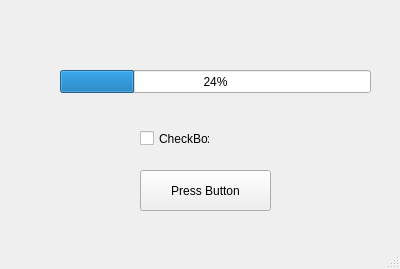
Before: the Qt Designer form forms/MainWindow.ui in nixonsd/qt-compression, drawn with Qt 5.
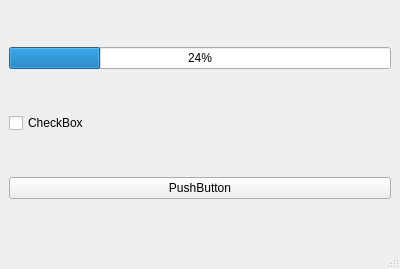
After: the same form once the commit is applied.

```diff
--- a/forms/MainWindow.ui
+++ b/forms/MainWindow.ui
@@ -14,7 +14,7 @@
    </rect>
   </property>
   <property name="sizePolicy">
-   <sizepolicy hsizetype="Ignored" vsizetype="Ignored">
+   <sizepolicy hsizetype="Minimum" vsizetype="Minimum">
     <horstretch>0</horstretch>
     <verstretch>0</verstretch>
    </sizepolicy>
@@ -40,61 +40,51 @@
   <property name="windowTitle">
    <string>CD</string>
   </property>
+  <property name="layoutDirection">
+   <enum>Qt::LeftToRight</enum>
+  </property>
   <property name="autoFillBackground">
    <bool>false</bool>
   </property>
   <widget class="QWidget" name="centralwidget">
-   <widget class="QPushButton" name="pushButton">
-    <property name="geometry">
-     <rect>
-      <x>140</x>
-      <y>170</y>
-      <width>131</width>
-      <height>41</height>
-     </rect>
-    </property>
-    <property name="tabletTracking">
-     <bool>false</bool>
-    </property>
-    <property name="text">
-     <string>Press Button</string>
-    </property>
-   </widget>
-   <widget class="QCheckBox" name="checkBox">
-    <property name="geometry">
-     <rect>
-      <x>140</x>
-      <y>130</y>
-      <width>70</width>
-      <height>17</height>
-     </rect>
-    </property>
-    <property name="tabletTracking">
-     <bool>false</bool>
-    </property>
-    <property name="text">
-     <string>CheckBox</string>
-    </property>
-   </widget>
-   <widget class="QProgressBar" name="progressBar">
-    <property name="geometry">
-     <rect>
-      <x>60</x>
-      <y>70</y>
-      <width>311</width>
-      <height>23</height>
-     </rect>
-    </property>
-    <property name="tabletTracking">
-     <bool>false</bool>
-    </property>
-    <property name="value">
-     <number>24</number>
-    </property>
-    <property name="format">
-     <string>%p%</string>
-    </property>
-   </widget>
+   <property name="layoutDirection">
+    <enum>Qt::LeftToRight</enum>
+   </property>
+   <property name="autoFillBackground">
+    <bool>true</bool>
+   </property>
+   <layout class="QGridLayout" name="gridLayout" rowstretch="0,0,0">
+    <item row="2" column="0">
+     <widget class="QPushButton" name="pushButton">
+      <property name="text">
+       <string>PushButton</string>
+      </property>
+     </widget>
+    </item>
+    <item row="0" column="0">
+     <widget class="QProgressBar" name="progressBar">
+      <property name="value">
+       <number>24</number>
+      </property>
+     </widget>
+    </item>
+    <item row="1" column="0">
+     <widget class="QCheckBox" name="checkBox">
+      <property name="sizePolicy">
+       <sizepolicy hsizetype="Maximum" vsizetype="Maximum">
+        <horstretch>0</horstretch>
+        <verstretch>0</verstretch>
+       </sizepolicy>
+      </property>
+      <property name="autoFillBackground">
+       <bool>false</bool>
+      </property>
+      <property name="text">
+       <string>CheckBox</string>
+      </property>
+     </widget>
+    </item>
+   </layout>
   </widget>
   <widget class="QMenuBar" name="menubar">
    <property name="geometry">
```
Left out of the diff: 12 changed lines with no effect on the pictures.
